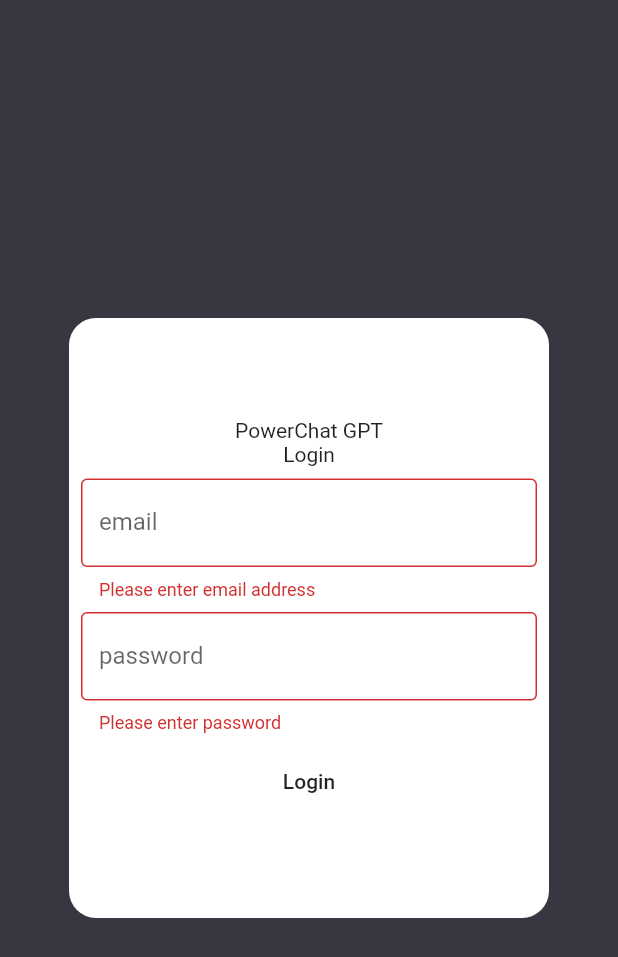
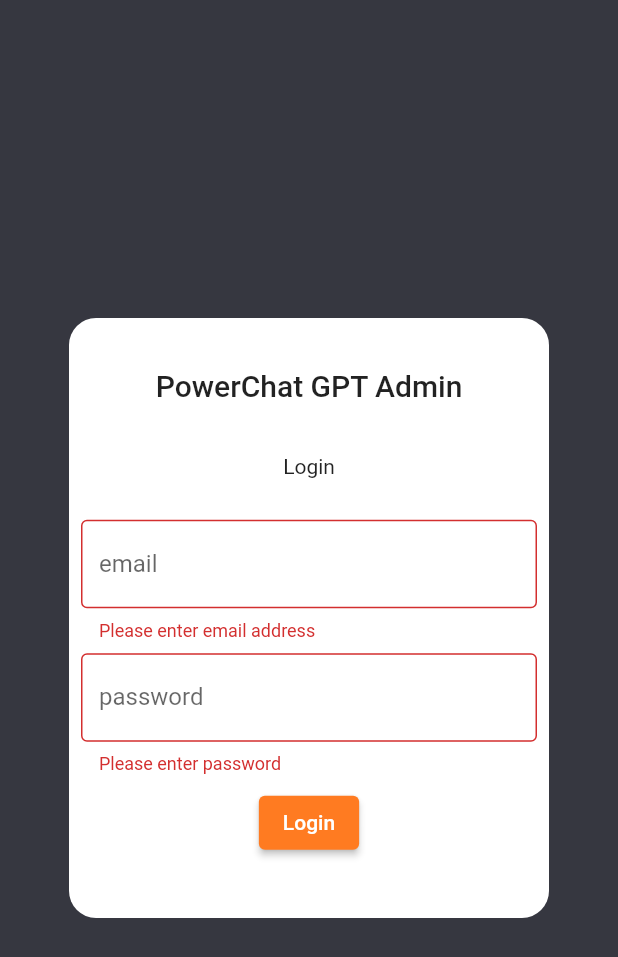
Before and after one commit to vinitava07/ti-2, a Flutter app: the screen it shows after launch, after a tap on "Login", on a phone screen of 412 x 824 dp. Shown: the top 957 px of the screen. Run offline on Flutter 3.47's test engine with Material 2 defaults, Android fonts, the phone set to English and light mode, and no system bars.

Commit message:
Refactoring screens to new screen folder Co-authored-by: vinitava07 vinitava07@gmail.com Co-authored-by: lcsjhonyyy lcsjhonyyy@gmail.com

```diff
--- a/gpt_admin_panel/lib/main.dart
+++ b/gpt_admin_panel/lib/main.dart
@@ -1,13 +1,9 @@
 import 'package:flutter/material.dart';
-import 'package:gpt_admin_panel/ui/constants/app_colors.dart';
+import 'package:gpt_admin_panel/screens/login/login_screen.dart';
 
 void main() {
   runApp(const GPTAdminPanelApp());
 }
-
-/// Widget ->
-/// Stateless ->
-/// Statefull ->
 
 class GPTAdminPanelApp extends StatelessWidget {
   const GPTAdminPanelApp({Key? key}) : super(key: key);
@@ -15,119 +11,9 @@
   @override
   Widget build(BuildContext context) {
     return const MaterialApp(
+      debugShowCheckedModeBanner: false,
+      title: 'Powerchat GPT - Admin',
       home: LoginScreen(),
     );
   }
 }
-
-class LoginScreen extends StatefulWidget {
-  const LoginScreen({Key? key}) : super(key: key);
-
-  @override
-  State<LoginScreen> createState() => _LoginScreenState();
-}
-
-class _LoginScreenState extends State<LoginScreen> {
-  final _formKey = GlobalKey<FormState>();
-
-  @override
-  Widget build(BuildContext context) {
-    return Scaffold(
-      backgroundColor: AppColors.darkBG,
-      body: Center(
-        child: Container(
-          height: 400,
-          width: 320,
-          decoration: BoxDecoration(
-            color: AppColors.lightBG,
-            borderRadius: BorderRadius.circular(18.0),
-          ),
-          child: Column(
-            mainAxisAlignment: MainAxisAlignment.center,
-            children: [
-              const Text('PowerChat GPT'),
-              const Text('Login'),
-              Form(
-                key: _formKey,
-                child: Padding(
-                  padding: const EdgeInsets.all(8.0),
-                  child: Column(
-                    children: [
-                      emailField,
-                      const SizedBox(height: 8.0),
-                      passwordField
-                    ],
-                  ),
-                ),
-              ),
-              //TEXTFIELD -> password
-              loginButton,
-            ],
-          ),
-        ),
-      ),
-    );
-  }
-
-  Widget get emailField {
-    return TextFormField(
-      keyboardType: TextInputType.emailAddress,
-      decoration: const InputDecoration(
-        labelText: 'email',
-        border: OutlineInputBorder(),
-      ),
-      validator: (value) {
-        if (value == null || value.isEmpty) {
-          return 'Please enter email address';
-        }
-        return null;
-      },
-    );
-  }
-
-  Widget get passwordField {
-    return TextFormField(
-      keyboardType: TextInputType.visiblePassword,
-      decoration: const InputDecoration(
-        labelText: 'password',
-        border: OutlineInputBorder(),
-      ),
-      validator: (value) {
-        if (value == null || value.isEmpty) {
-          return 'Please enter password';
-        }
-        return null;
-      },
-    );
-  }
-
-  Widget get loginButton {
-    return MaterialButton(
-      child: const Text('Login'),
-      onPressed: () {
-        if (_formKey.currentState?.validate() ?? false) {
-          Navigator.of(context).push(
-            MaterialPageRoute(
-              builder: (context) {
-                return const DashboardScreen();
-              },
-            ),
-          );
-        }
-      },
-    );
-  }
-}
-
-class DashboardScreen extends StatelessWidget {
-  const DashboardScreen({Key? key}) : super(key: key);
-
-  @override
-  Widget build(BuildContext context) {
-    return const Scaffold(
-      body: Center(
-        child: Text('Dashboard'),
-      ),
-    );
-  }
-}
--- /dev/null
+++ b/gpt_admin_panel/lib/screens/dashboard/dashboard_screen.dart
@@ -0,0 +1,14 @@
+import 'package:flutter/material.dart';
+
+class DashboardScreen extends StatelessWidget {
+  const DashboardScreen({Key? key}) : super(key: key);
+
+  @override
+  Widget build(BuildContext context) {
+    return const Scaffold(
+      body: Center(
+        child: Text('Dashboard'),
+      ),
+    );
+  }
+}
--- /dev/null
+++ b/gpt_admin_panel/lib/screens/login/login_screen.dart
@@ -0,0 +1,112 @@
+import 'package:flutter/material.dart';
+import 'package:gpt_admin_panel/main.dart';
+import 'package:gpt_admin_panel/screens/dashboard/dashboard_screen.dart';
+import 'package:gpt_admin_panel/ui/components/atoms/large_headline.dart';
+import 'package:gpt_admin_panel/ui/components/atoms/primary_button.dart';
+import 'package:gpt_admin_panel/ui/constants/app_colors.dart';
+
+class LoginScreen extends StatefulWidget {
+  const LoginScreen({Key? key}) : super(key: key);
+
+  @override
+  State<LoginScreen> createState() => _LoginScreenState();
+}
+
+class _LoginScreenState extends State<LoginScreen> {
+  final _formKey = GlobalKey<FormState>();
+
+  @override
+  Widget build(BuildContext context) {
+    return Scaffold(
+      backgroundColor: AppColors.darkBG,
+      body: Center(
+        child: Container(
+          height: 400,
+          width: 320,
+          decoration: BoxDecoration(
+            color: AppColors.lightBG,
+            borderRadius: BorderRadius.circular(18.0),
+          ),
+          child: Column(
+            mainAxisAlignment: MainAxisAlignment.center,
+            children: [
+              const Spacer(),
+              const TitleLarge('PowerChat GPT Admin'),
+              const Spacer(),
+              const Text('Login'),
+              const Spacer(
+                flex: 2,
+              ),
+              Form(
+                key: _formKey,
+                child: Padding(
+                  padding: const EdgeInsets.all(8.0),
+                  child: Column(
+                    children: [
+                      emailField,
+                      const SizedBox(height: 8.0),
+                      passwordField
+                    ],
+                  ),
+                ),
+              ),
+              loginButton,
+              const Spacer(
+                flex: 4,
+              ),
+            ],
+          ),
+        ),
+      ),
+    );
+  }
+
+  Widget get emailField {
+    return TextFormField(
+      keyboardType: TextInputType.emailAddress,
+      decoration: const InputDecoration(
+        labelText: 'email',
+        border: OutlineInputBorder(),
+      ),
+      validator: (value) {
+        if (value == null || value.isEmpty) {
+          return 'Please enter email address';
+        }
+        return null;
+      },
+    );
+  }
+
+  Widget get passwordField {
+    return TextFormField(
+      keyboardType: TextInputType.visiblePassword,
+      decoration: const InputDecoration(
+        labelText: 'password',
+        border: OutlineInputBorder(),
+      ),
+      validator: (value) {
+        if (value == null || value.isEmpty) {
+          return 'Please enter password';
+        }
+        return null;
+      },
+    );
+  }
+
+  Widget get loginButton {
+    return PrimaryButton(
+      child: const Text('Login'),
+      onPressed: () {
+        if (_formKey.currentState?.validate() ?? false) {
+          Navigator.of(context).push(
+            MaterialPageRoute(
+              builder: (context) {
+                return const DashboardScreen();
+              },
+            ),
+          );
+        }
+      },
+    );
+  }
+}
--- /dev/null
+++ b/gpt_admin_panel/lib/ui/components/atoms/primary_button.dart
@@ -0,0 +1,26 @@
+import 'package:flutter/material.dart';
+import 'package:gpt_admin_panel/ui/constants/app_colors.dart';
+
+class PrimaryButton extends StatefulWidget {
+  final Widget child;
+  final Function onPressed;
+
+  const PrimaryButton({Key? key, required this.child, required this.onPressed})
+      : super(key: key);
+
+  @override
+  State<PrimaryButton> createState() => _PrimaryButtonState();
+}
+
+class _PrimaryButtonState extends State<PrimaryButton> {
+  @override
+  Widget build(BuildContext context) {
+    //TODO: - user another UI component
+    return ElevatedButton(
+        style: ButtonStyle(
+          backgroundColor: MaterialStatePropertyAll<Color>(AppColors.primary),
+        ),
+        onPressed: () => widget.onPressed(),
+        child: widget.child);
+  }
+}
```
